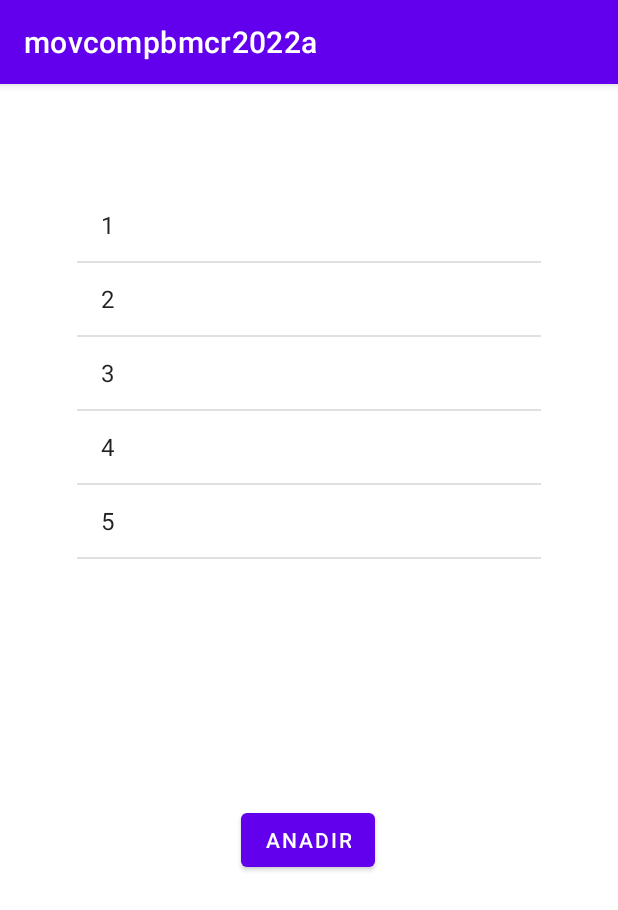
After one commit to Aplicaciones-Moviles-2022-A-Comp/mc-campoverde-rodriguez-brandon-martin, an Android app: the BListView screen opened directly, with no data from a screen before it, on a phone screen of 412 x 824 dp. The commit adds this screen. Shown: the top 910 px of the screen. Run offline under Robolectric (Android 15) with nearby library versions, the phone set to English and light mode, and no system bars.

Commit message:
Clase 09

```diff
--- a/01-android/app/src/main/AndroidManifest.xml
+++ b/01-android/app/src/main/AndroidManifest.xml
@@ -13,6 +13,12 @@
         android:supportsRtl="true"
         android:theme="@style/Theme.Movcompbmcr2022a"
         tools:targetApi="31">
+        <activity
+            android:name=".AClase09"
+            android:exported="false" />
+        <activity
+            android:name=".BListView"
+            android:exported="false" />
         <activity
             android:name=".ACicloVida"
             android:exported="false"
--- /dev/null
+++ b/01-android/app/src/main/java/com/example/movcompbmcr2022a/BListView.kt
@@ -0,0 +1,37 @@
+package com.example.movcompbmcr2022a
+
+import androidx.appcompat.app.AppCompatActivity
+import android.os.Bundle
+import android.widget.ArrayAdapter
+import android.widget.Button
+import android.widget.ListView
+
+class BListView : AppCompatActivity() {
+    val arreglo: ArrayList<Int> = arrayListOf(1,2,3,4,5)
+    override fun onCreate(savedInstanceState: Bundle?) {
+        super.onCreate(savedInstanceState)
+        setContentView(R.layout.activity_blist_view)
+
+        val listView = findViewById<ListView>(R.id.lv_list_view)
+        val adaptador = ArrayAdapter(
+            this,//Contexto
+            android.R.layout.simple_list_item_1,//Como se va a ver el xml
+            arreglo
+        )
+        listView.adapter = adaptador
+        adaptador.notifyDataSetChanged()
+        val botonAnadirListVies = findViewById<Button>(
+            R.id.brt_anadir_list_view
+        )
+        botonAnadirListVies.setOnClickListener {
+            anadirNumero(adaptador)
+        }
+    }
+
+    fun anadirNumero(
+        adaptador: ArrayAdapter<Int>
+    ){
+        arreglo.add(1)
+        adaptador.notifyDataSetChanged()
+    }
+}
--- /dev/null
+++ b/01-android/app/src/main/res/layout/activity_blist_view.xml
@@ -0,0 +1,29 @@
+<?xml version="1.0" encoding="utf-8"?>
+<androidx.constraintlayout.widget.ConstraintLayout xmlns:android="http://schemas.android.com/apk/res/android"
+    xmlns:app="http://schemas.android.com/apk/res-auto"
+    xmlns:tools="http://schemas.android.com/tools"
+    android:layout_width="match_parent"
+    android:layout_height="match_parent"
+    tools:context=".BListView">
+
+    <Button
+        android:id="@+id/brt_anadir_list_view"
+        android:layout_width="wrap_content"
+        android:layout_height="wrap_content"
+        android:text="Anadir"
+        app:layout_constraintBottom_toBottomOf="parent"
+        app:layout_constraintEnd_toEndOf="parent"
+        app:layout_constraintHorizontal_bias="0.498"
+        app:layout_constraintStart_toStartOf="parent"
+        app:layout_constraintTop_toTopOf="parent"
+        app:layout_constraintVertical_bias="0.667" />
+
+    <ListView
+        android:id="@+id/lv_list_view"
+        android:layout_width="309dp"
+        android:layout_height="340dp"
+        app:layout_constraintBottom_toTopOf="@+id/brt_anadir_list_view"
+        app:layout_constraintEnd_toEndOf="parent"
+        app:layout_constraintStart_toStartOf="parent"
+        app:layout_constraintTop_toTopOf="parent" />
+</androidx.constraintlayout.widget.ConstraintLayout>
--- a/01-android/app/src/main/res/values-en-land/acostadoingles.xml
+++ b/01-android/app/src/main/res/values-en-land/acostadoingles.xml
@@ -12,4 +12,5 @@
     <string name="previous">Previous</string>
     <string name="hello_first_fragment">Hello first fragment</string>
     <string name="hello_second_fragment">Hello second fragment. Arg: %1$s</string>
+
 </resources>
--- a/01-android/app/src/main/res/values-en-port/paradingles.xml
+++ b/01-android/app/src/main/res/values-en-port/paradingles.xml
@@ -12,4 +12,5 @@
     <string name="previous">Previous</string>
     <string name="hello_first_fragment">Hello first fragment</string>
     <string name="hello_second_fragment">Hello second fragment. Arg: %1$s</string>
+
 </resources>
--- a/01-android/app/src/main/res/values-es-land/landes.xml
+++ b/01-android/app/src/main/res/values-es-land/landes.xml
@@ -12,4 +12,5 @@
     <string name="previous">Previous</string>
     <string name="hello_first_fragment">Hello first fragment</string>
     <string name="hello_second_fragment">Hello second fragment. Arg: %1$s</string>
+
 </resources>
--- a/01-android/app/src/main/res/values-es-port/paradoes.xml
+++ b/01-android/app/src/main/res/values-es-port/paradoes.xml
@@ -12,4 +12,5 @@
     <string name="previous">Previous</string>
     <string name="hello_first_fragment">Hello first fragment</string>
     <string name="hello_second_fragment">Hello second fragment. Arg: %1$s</string>
+
 </resources>
--- a/01-android/app/src/main/res/values/strings.xml
+++ b/01-android/app/src/main/res/values/strings.xml
@@ -10,4 +10,5 @@
 
     <string name="hello_first_fragment">Hello first fragment</string>
     <string name="hello_second_fragment">Hello second fragment. Arg: %1$s</string>
+    <string name="nombreboton09" translatable="false">Aumentar</string>
 </resources>
```
Also changed, not shown: 01-android/app/src/main/java/com/example/movcompbmcr2022a/AClase09.kt (added, +46 -0 lines), 01-android/app/src/main/java/com/example/movcompbmcr2022a/BBaseDatosMemoria.kt (added, +16 -0 lines), 01-android/app/src/main/java/com/example/movcompbmcr2022a/BEntrenador.kt (added, +7 -0 lines), 01-android/app/src/main/java/com/example/movcompbmcr2022a/First2Fragment.kt (added, +44 -0 lines), 01-android/app/src/main/java/com/example/movcompbmcr2022a/MainActivity.kt (+9 -0 lines), 01-android/app/src/main/java/com/example/movcompbmcr2022a/Second2Fragment.kt (added, +44 -0 lines), 01-android/app/src/main/res/layout/activity_aclase09.xml (added, +29 -0 lines), 01-android/app/src/main/res/layout/activity_main.xml (+12 -2 lines), 01-android/app/src/main/res/layout/fragment_first2.xml (added, +28 -0 lines), 01-android/app/src/main/res/layout/fragment_second2.xml (added, +27 -0 lines), 01-android/app/src/main/res/navigation/nav_graph2.xml (added, +28 -0 lines).
